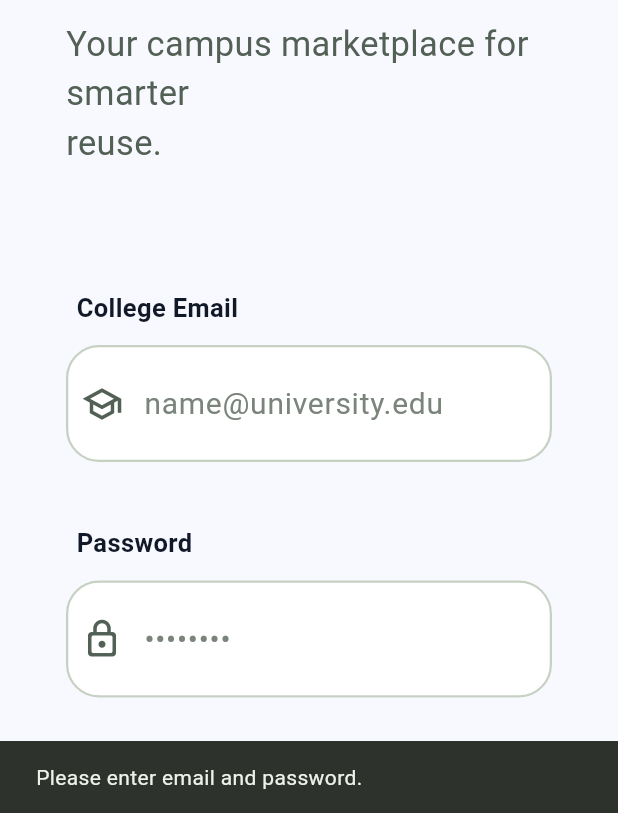
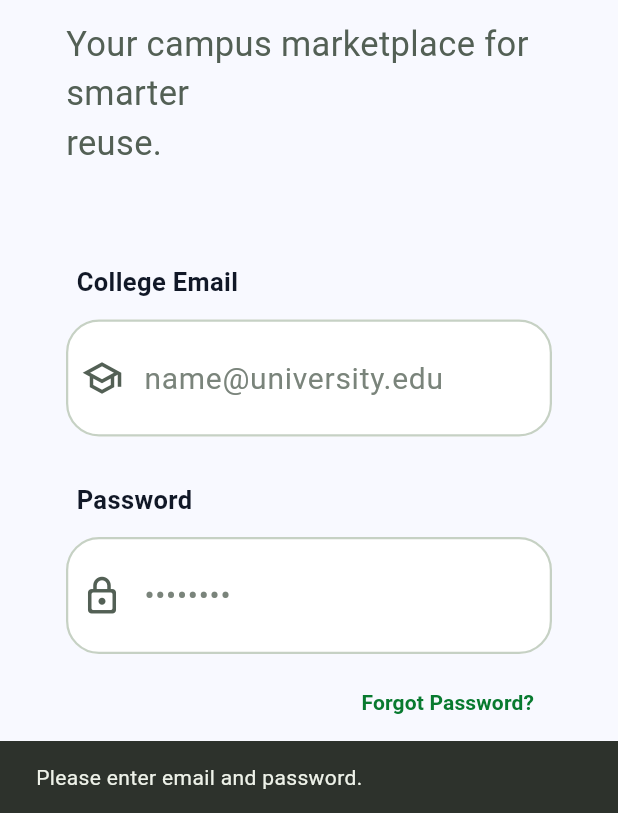
Before and after one commit to yogesh-selvam/reloop, a Flutter app: the screen it shows after launch, after a tap on "Continue", on a phone screen of 412 x 824 dp, the part 423-1236 px from its top. Run offline on Flutter 3.47's test engine with Material 3 defaults, Android fonts, the phone set to English and light mode, and no system bars; our stand-ins replace cloud_firestore, firebase_auth, firebase_core; accounts and stored records are empty; Roboto replaces fonts that are missing (Arial).

Commit message:
Complete Module 3 login and email verification

```diff
--- a/lib/main.dart
+++ b/lib/main.dart
@@ -4,6 +4,8 @@ import 'package:firebase_auth/firebase_auth.dart';
 
 import 'firebase_options.dart';
 import 'features/auth/signup_screen.dart';
+import 'features/auth/verify_email_screen.dart';
+import 'core/services/auth_service.dart';
 
 Future<void> main() async {
   WidgetsFlutterBinding.ensureInitialized();
@@ -203,6 +205,9 @@ class LoginScreen extends StatefulWidget {
 class _LoginScreenState extends State<LoginScreen> {
   final emailController = TextEditingController();
   final passwordController = TextEditingController();
+
+  final AuthService _authService = AuthService();
+
   bool isLoading = false;
 
   @override
@@ -218,7 +223,9 @@ class _LoginScreenState extends State<LoginScreen> {
 
     if (email.isEmpty || password.isEmpty) {
       ScaffoldMessenger.of(context).showSnackBar(
-        const SnackBar(content: Text('Please enter email and password.')),
+        const SnackBar(
+          content: Text('Please enter email and password.'),
+        ),
       );
       return;
     }
@@ -226,56 +233,103 @@ class _LoginScreenState extends State<LoginScreen> {
     setState(() => isLoading = true);
 
     try {
-      final credential = await FirebaseAuth.instance.signInWithEmailAndPassword(
+      final user = await _authService.login(
         email: email,
         password: password,
       );
 
-      final user = credential.user;
+      if (user == null) {
+        throw Exception('Unable to login.');
+      }
 
-      if (user != null && !user.emailVerified) {
-        await FirebaseAuth.instance.signOut();
+      await user.reload();
+
+      final currentUser = FirebaseAuth.instance.currentUser;
+
+      if (currentUser == null) {
+        throw Exception('Unable to login.');
+      }
+
+      if (!currentUser.emailVerified) {
         if (!mounted) return;
-        ScaffoldMessenger.of(context).showSnackBar(
-          const SnackBar(
-            content: Text('Please verify your college email before logging in.'),
+
+        await Navigator.push(
+          context,
+          MaterialPageRoute(
+            builder: (_) => VerifyEmailScreen(
+              email: email,
+            ),
           ),
         );
+
         return;
       }
 
       if (!mounted) return;
+
       Navigator.pushReplacement(
         context,
-        MaterialPageRoute(builder: (_) => const MainShell()),
+        MaterialPageRoute(
+          builder: (_) => const MainShell(),
+        ),
       );
-    } on FirebaseAuthException catch (e) {
-      String message;
+    } catch (e) {
+      if (!mounted) return;
 
-      switch (e.code) {
-        case 'user-not-found':
-          message = 'No account found with this email.';
-          break;
-        case 'wrong-password':
-        case 'invalid-credential':
-          message = 'Incorrect email or password.';
-          break;
-        case 'invalid-email':
-          message = 'Please enter a valid email address.';
-          break;
-        case 'user-disabled':
-          message = 'This account has been disabled.';
-          break;
-        default:
-          message = 'Login failed. Please try again.';
+      ScaffoldMessenger.of(context).showSnackBar(
+        SnackBar(
+          content: Text(
+            e.toString().replaceFirst(
+              'Exception: ',
+              '',
+            ),
+          ),
+        ),
+      );
+    } finally {
+      if (mounted) {
+        setState(() => isLoading = false);
       }
+    }
+  }
+
+  Future<void> forgotPassword() async {
+    final email = emailController.text.trim();
+
+    if (email.isEmpty) {
+      ScaffoldMessenger.of(context).showSnackBar(
+        const SnackBar(
+          content: Text('Enter your email address first.'),
+        ),
+      );
+      return;
+    }
+
+    try {
+      await _authService.resetPassword(email);
 
       if (!mounted) return;
+
       ScaffoldMessenger.of(context).showSnackBar(
-        SnackBar(content: Text(message)),
+        const SnackBar(
+          content: Text(
+            'Password reset email sent. Please check your inbox.',
+          ),
+        ),
       );
-    } finally {
-      if (mounted) setState(() => isLoading = false);
+    } catch (e) {
+      if (!mounted) return;
+
+      ScaffoldMessenger.of(context).showSnackBar(
+        SnackBar(
+          content: Text(
+            e.toString().replaceFirst(
+              'Exception: ',
+              '',
+            ),
+          ),
+        ),
+      );
     }
   }
 
@@ -289,37 +343,77 @@ class _LoginScreenState extends State<LoginScreen> {
             crossAxisAlignment: CrossAxisAlignment.start,
             children: [
               const ReLoopLogo(compact: true),
+
               const SizedBox(height: 92),
+
               const Text(
                 'Welcome to ReLoop',
-                style: TextStyle(fontSize: 39, fontWeight: FontWeight.w800, color: ink),
+                style: TextStyle(
+                  fontSize: 39,
+                  fontWeight: FontWeight.w800,
+                  color: ink,
+                ),
               ),
+
               const SizedBox(height: 12),
+
               const Text(
                 'Your campus marketplace for smarter\nreuse.',
-                style: TextStyle(fontSize: 23, height: 1.45, color: muted),
+                style: TextStyle(
+                  fontSize: 23,
+                  height: 1.45,
+                  color: muted,
+                ),
               ),
-              const SizedBox(height: 82),
+
+              const SizedBox(height: 65),
+
               const Label('College Email'),
+
               InputBox(
                 controller: emailController,
                 icon: Icons.school_outlined,
                 hint: 'name@university.edu',
               ),
-              const SizedBox(height: 42),
+
+              const SizedBox(height: 30),
+
               const Label('Password'),
+
               InputBox(
                 controller: passwordController,
                 icon: Icons.lock_outline_rounded,
                 hint: '••••••••',
                 obscure: true,
               ),
-              const SizedBox(height: 58),
+
+              const SizedBox(height: 8),
+
+              Align(
+                alignment: Alignment.centerRight,
+                child: TextButton(
+                  onPressed: isLoading ? null : forgotPassword,
+                  child: const Text(
+                    'Forgot Password?',
+                    style: TextStyle(
+                      color: green,
+                      fontWeight: FontWeight.w700,
+                    ),
+                  ),
+                ),
+              ),
+
+              const SizedBox(height: 30),
+
               PrimaryButton(
-                text: isLoading ? 'Signing in...' : 'Continue',
+                text: isLoading
+                    ? 'Signing in...'
+                    : 'Continue',
                 onTap: isLoading ? () {} : login,
               ),
+
               const SizedBox(height: 24),
+
               Center(
                 child: TextButton(
                   onPressed: isLoading
@@ -327,7 +421,10 @@ class _LoginScreenState extends State<LoginScreen> {
                       : () {
                     Navigator.push(
                       context,
-                      MaterialPageRoute(builder: (_) => const SignupScreen()),
+                      MaterialPageRoute(
+                        builder: (_) =>
+                        const SignupScreen(),
+                      ),
                     );
                   },
                   child: const Text(
@@ -340,46 +437,104 @@ class _LoginScreenState extends State<LoginScreen> {
                   ),
                 ),
               ),
+
               const SizedBox(height: 18),
+
               Row(
                 children: [
-                  Expanded(child: Divider(color: Colors.grey.shade300)),
+                  Expanded(
+                    child: Divider(
+                      color: Colors.grey.shade300,
+                    ),
+                  ),
                   const Padding(
-                    padding: EdgeInsets.symmetric(horizontal: 25),
-                    child: Text('OR', style: TextStyle(fontSize: 17, fontWeight: FontWeight.w700, color: muted)),
+                    padding: EdgeInsets.symmetric(
+                      horizontal: 25,
+                    ),
+                    child: Text(
+                      'OR',
+                      style: TextStyle(
+                        fontSize: 17,
+                        fontWeight: FontWeight.w700,
+                        color: muted,
+                      ),
+                    ),
                   ),
-                  Expanded(child: Divider(color: Colors.grey.shade300)),
+                  Expanded(
+                    child: Divider(
+                      color: Colors.grey.shade300,
+                    ),
+                  ),
                 ],
               ),
+
               const SizedBox(height: 40),
+
               OutlinedButton.icon(
                 onPressed: () {},
-                icon: const Text('G', style: TextStyle(fontSize: 23, fontWeight: FontWeight.w800, color: Colors.red)),
-                label: const Text('Continue with College Google Account', style: TextStyle(fontSize: 17, color: ink)),
+                icon: const Text(
+                  'G',
+                  style: TextStyle(
+                    fontSize: 23,
+                    fontWeight: FontWeight.w800,
+                    color: Colors.red,
+                  ),
+                ),
+                label: const Text(
+                  'Continue with College Google Account',
+                  style: TextStyle(
+                    fontSize: 17,
+                    color: ink,
+                  ),
+                ),
                 style: OutlinedButton.styleFrom(
-                  minimumSize: const Size.fromHeight(72),
-                  side: const BorderSide(color: Color(0xFFC6D1C4), width: 1.5),
-                  shape: RoundedRectangleBorder(borderRadius: BorderRadius.circular(22)),
+                  minimumSize:
+                  const Size.fromHeight(72),
+                  side: const BorderSide(
+                    color: Color(0xFFC6D1C4),
+                    width: 1.5,
+                  ),
+                  shape: RoundedRectangleBorder(
+                    borderRadius:
+                    BorderRadius.circular(22),
+                  ),
                   backgroundColor: Colors.white,
                 ),
               ),
+
               const SizedBox(height: 70),
+
               Container(
-                padding: const EdgeInsets.symmetric(horizontal: 22, vertical: 28),
+                padding: const EdgeInsets.symmetric(
+                  horizontal: 22,
+                  vertical: 28,
+                ),
                 decoration: BoxDecoration(
                   color: const Color(0xFFF3F6FF),
-                  borderRadius: BorderRadius.circular(20),
-                  border: Border.all(color: const Color(0xFFD9E2FF)),
+                  borderRadius:
+                  BorderRadius.circular(20),
+                  border: Border.all(
+                    color: const Color(0xFFD9E2FF),
+                  ),
                 ),
                 child: const Row(
                   children: [
-                    Icon(Icons.shield_outlined, color: green, size: 32),
+                    Icon(
+                      Icons.shield_outlined,
+                      color: green,
+                      size: 32,
+                    ),
                     SizedBox(width: 20),
                     Expanded(
                       child: Text(
                         'Only verified college\nstudents can access ReLoop.',
                         textAlign: TextAlign.center,
-                        style: TextStyle(fontSize: 16, height: 1.5, color: muted, fontWeight: FontWeight.w600),
+                        style: TextStyle(
+                          fontSize: 16,
+                          height: 1.5,
+                          color: muted,
+                          fontWeight: FontWeight.w600,
+                        ),
                       ),
                     ),
                   ],
@@ -392,7 +547,6 @@ class _LoginScreenState extends State<LoginScreen> {
     );
   }
 }
-
 
 class Label extends StatelessWidget {
   final String text;
```
Also changed, not shown: lib/core/services/auth_service.dart (+68 -2 lines), lib/features/auth/verify_email_screen.dart (added, +382 -0 lines).
